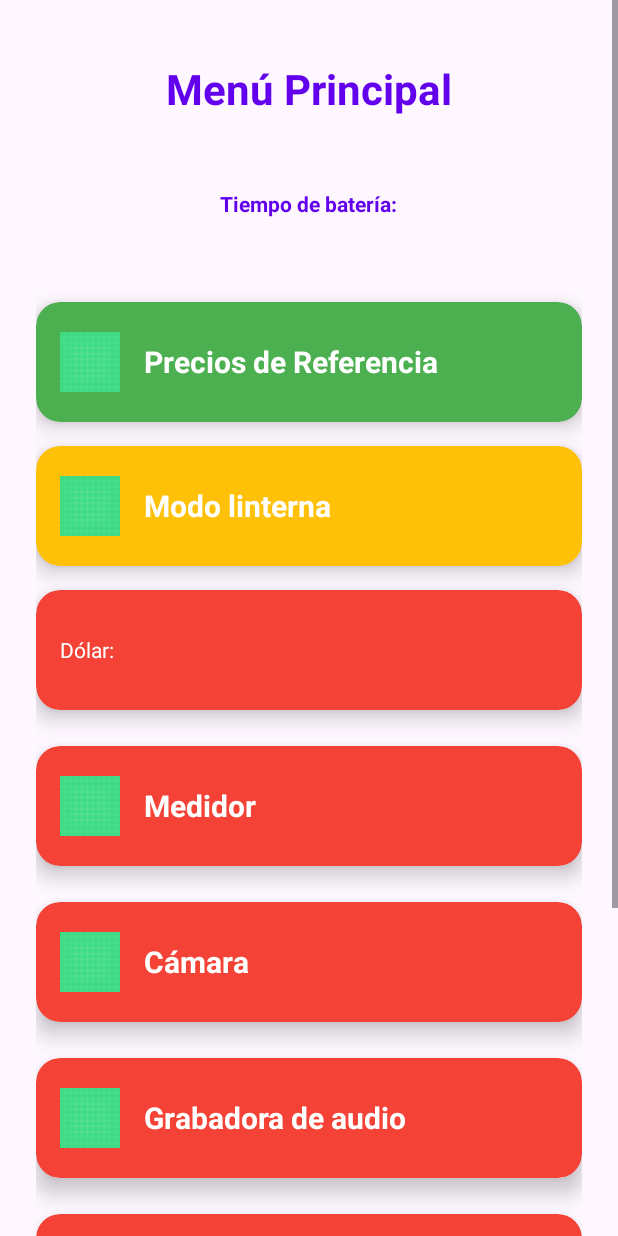
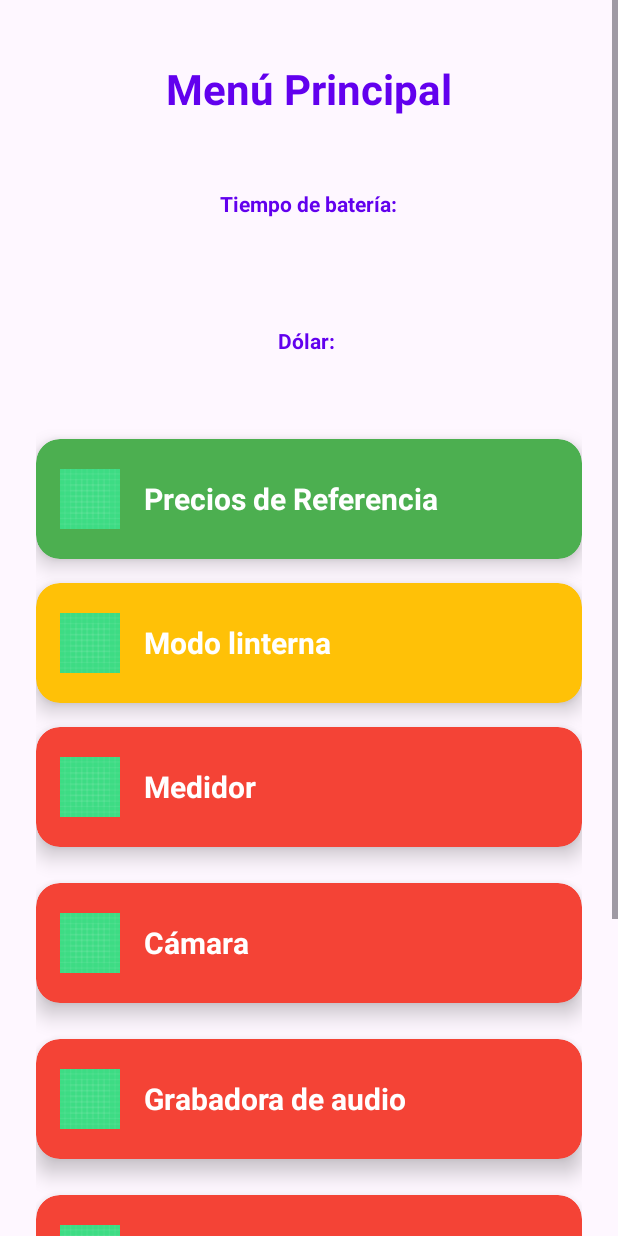
Before and after one commit to FranciscoDadone/LOAM_TP1, an Android app built with Jetpack Compose: the layout activity_main.xml on its own in the app's theme, with its tools: preview values and no code run, on a phone screen of 412 x 824 dp. Run offline under Robolectric (Android 15) with nearby library versions, the phone set to English and light mode, and no system bars.

Commit message:
saque boton dolar

```diff
--- a/app/src/main/java/com/loam/trabajopractico1loam/MainActivity.kt
+++ b/app/src/main/java/com/loam/trabajopractico1loam/MainActivity.kt
@@ -30,7 +30,6 @@ class MainActivity : AppCompatActivity() {
     // Botones del menú
     private lateinit var btnPrecios: CardView
     private lateinit var btnSeccion3: CardView
-    private lateinit var btnSeccion4: CardView
     private lateinit var btnMedidor: CardView
     private lateinit var chatBtn: CardView
     private lateinit var grabadorAudioBtn: CardView
@@ -109,12 +108,12 @@ class MainActivity : AppCompatActivity() {
             // Botones del menú
             btnPrecios = findViewById(R.id.btnPrecios)
             btnSeccion3 = findViewById(R.id.btnSeccion3)
-            btnSeccion4 = findViewById(R.id.btnSeccion4)
             camaraFrontalBtn = findViewById(R.id.camaraFrontalBtn)
             grabadorAudioBtn = findViewById(R.id.grabadorAudioBtn)
             chatBtn = findViewById(R.id.chatBtn)
             btnLlamar = findViewById(R.id.btnLlamar)
             btnUbicacion = findViewById(R.id.btnUbicacion)
+            tvLinterna = findViewById(R.id.modoLinternaTexto)
 
             // Mostrar texto inicial
             cotizacionDolar.text = "Iniciando..."
@@ -136,8 +135,6 @@ class MainActivity : AppCompatActivity() {
             }
         }
         // Widget del dólar
-        tvLinterna = findViewById(R.id.modoLinternaTexto)
-
 
     }
 
--- a/app/src/main/res/layout/activity_main.xml
+++ b/app/src/main/res/layout/activity_main.xml
@@ -34,6 +34,22 @@
         android:textColor="@color/primary"
         android:layout_marginTop="16dp"
         android:layout_marginBottom="32dp" />
+
+    <Space
+        android:layout_width="match_parent"
+        android:layout_height="24dp" />
+
+    <TextView
+        android:id="@+id/cotizacionDolar"
+        android:layout_width="wrap_content"
+        android:layout_height="wrap_content"
+        android:text="Dólar: "
+        android:textSize="14sp"
+        android:textStyle="bold"
+        android:textColor="@color/primary"
+        android:layout_marginTop="16dp"
+        android:layout_marginBottom="32dp" />
+
 
     <Space
         android:layout_width="match_parent"
@@ -76,6 +92,7 @@
         </LinearLayout>
     </androidx.cardview.widget.CardView>
 
+
     <!-- Botón Sección 3 -->
     <androidx.cardview.widget.CardView
         android:id="@+id/btnSeccion3"
@@ -114,44 +131,6 @@
         </LinearLayout>
     </androidx.cardview.widget.CardView>
 
-    <!-- Botón Sección 4 -->
-    <androidx.cardview.widget.CardView
-        android:id="@+id/btnSeccion4"
-        android:layout_width="match_parent"
-        android:layout_height="80dp"
-        app:cardBackgroundColor="#F44336"
-        app:cardCornerRadius="16dp"
-        app:cardElevation="8dp"
-        android:clickable="true"
-        android:foreground="?android:attr/selectableItemBackground">
-
-        <LinearLayout
-            android:layout_width="match_parent"
-            android:layout_height="match_parent"
-            android:orientation="horizontal"
-            android:gravity="center_vertical"
-            android:paddingStart="16dp"
-            android:paddingEnd="16dp">
-
-            <LinearLayout
-                android:layout_width="match_parent"
-                android:layout_height="wrap_content"
-                android:orientation="vertical">
-
-                <TextView
-                    android:id="@+id/cotizacionDolar"
-                    android:layout_width="wrap_content"
-                    android:layout_height="wrap_content"
-                    android:text="Dólar: "
-                    android:textColor="@android:color/white"
-                    android:textSize="14sp" />
-            </LinearLayout>
-        </LinearLayout>
-    </androidx.cardview.widget.CardView>
-
-    <Space
-        android:layout_width="match_parent"
-        android:layout_height="24dp" />
 
     <androidx.cardview.widget.CardView
         android:id="@+id/btnMedidor"
```
